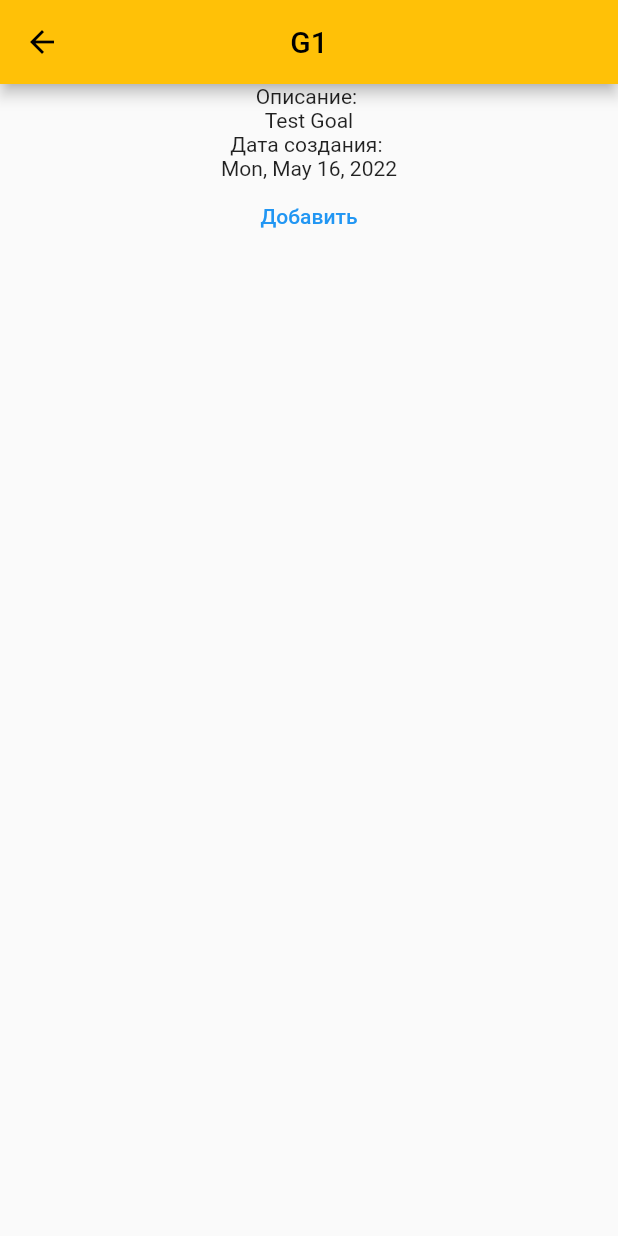
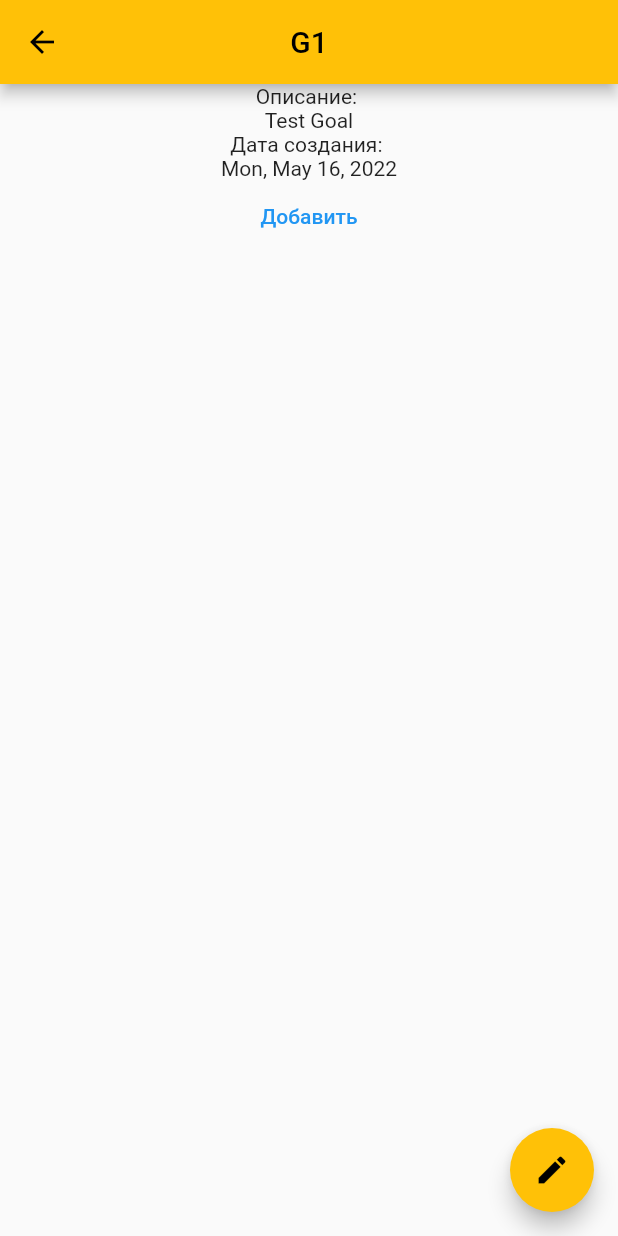
Before and after one commit to Isas148Alex/my_goals_app, a Flutter app: the screen it shows after launch, after a tap on "G1", on a phone screen of 412 x 824 dp. Run offline on Flutter 3.47's test engine with Material 2 defaults, Android fonts, the phone set to English and light mode, and no system bars.

Commit message:
Add logic for calling goal change page

```diff
--- a/lib/GoalShowPage.dart
+++ b/lib/GoalShowPage.dart
@@ -19,38 +19,44 @@ class _GoalShowPageState extends State<GoalShowPage> {
   @override
   Widget build(BuildContext context) {
     return Scaffold(
+      floatingActionButton: FloatingActionButton(
+        backgroundColor: Colors.amber,
+        onPressed: () => {_editGoalEnd(context)},
+        child: const Icon(
+          Icons.edit,
+          color: Colors.black,
+        ),
+      ),
       appBar: AppBar(
           centerTitle: true,
-          iconTheme: IconThemeData(
+          iconTheme: const IconThemeData(
             color: Colors.black,
           ),
           backgroundColor: Colors.amber,
           title: Text(
             widget.goal.Name,
-            style: TextStyle(color: Colors.black),
+            style: const TextStyle(color: Colors.black),
           )),
       body: Column(
         children: [
-          Text("Описание: "),
-          Container(
-              child: Text(
+          const Text("Описание: "),
+          Text(
             widget.goal.Description,
-          )),
-          Text("Дата создания: "),
-          Container(
-              child: Text(
+          ),
+          const Text("Дата создания: "),
+          Text(
             DateFormat.yMMMEd().format(widget.goal.CreationDateTime),
-          )),
+          ),
           if (widget.goal.Achieved)
             Column(children: [
-              Text("Дата достижения: "),
+              const Text("Дата достижения: "),
               Text(
                 DateFormat.yMd().format(widget.goal.AchieveDateTime),
               )
             ]),
           if (widget.goal.Changed)
             Column(children: [
-              Text("Дата изменения: "),
+              const Text("Дата изменения: "),
               Text(
                 DateFormat.yMd().format(widget.goal.ChangingDateTime),
               )
@@ -67,13 +73,14 @@ class _GoalShowPageState extends State<GoalShowPage> {
   }
 
   Widget _buildListSubGoals(int index) {
-    if (index == 0)
+    if (index == 0) {
       return TextButton(
         onPressed: () {
-          _navigateEnd(context);
+          _addSubGoalEnd(context);
         },
         child: Text("Добавить"),
       );
+    }
     index--;
     final goal = widget.goal.SubGoals[index];
     return Material(
@@ -86,22 +93,34 @@ class _GoalShowPageState extends State<GoalShowPage> {
           })));
         },
         child: Text(
-          (goal as GoalClass).Name,
-          style: TextStyle(color: Colors.black),
+          goal.Name,
+          style: const TextStyle(color: Colors.black),
         ),
       ),
     ));
   }
 
-  _navigateEnd(BuildContext context) async {
+  _addSubGoalEnd(BuildContext context) async {
     final result = await Navigator.push(context,
         MaterialPageRoute(builder: (BuildContext context) {
       return GoalCreatePage();
     }));
     if (result != null) {
-      this.setState(() {
+      setState(() {
         widget.goal.SubGoals.add(result);
       });
     }
   }
+
+  _editGoalEnd(BuildContext context) async {
+    final result = await Navigator.push(context,
+        MaterialPageRoute(builder: (BuildContext context) {
+      return GoalChangePage();
+    }));
+    if (result != null) {
+      setState(() {
+        widget.goal = result;
+      });
+    }
+  }
 }
```
